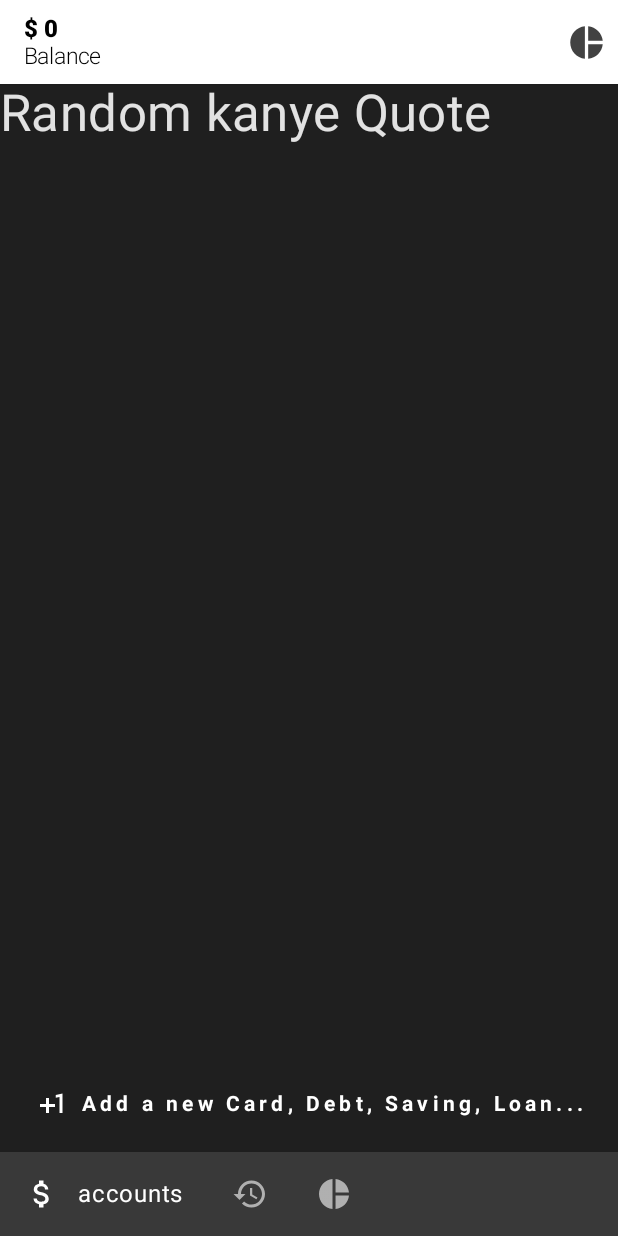
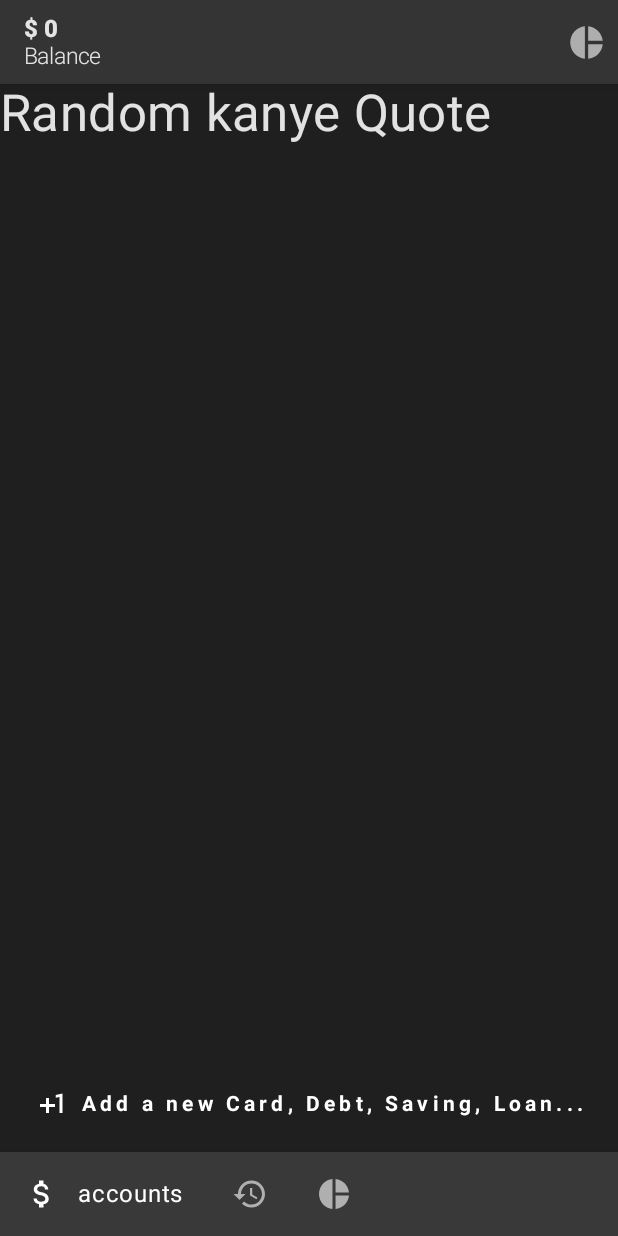
Before and after one commit to rColeJnr/BudgetLy, an Android app built with Jetpack Compose: the screen it shows after launch (BudgetLyActivity), on a phone screen of 412 x 824 dp. Run offline under Robolectric (Android 15) with nearby library versions, the phone set to English and light mode, and no system bars; our stand-ins replace Dagger/Hilt's generated code, Room's generated code.

Commit message:
all done

```diff
--- a/app/src/main/AndroidManifest.xml
+++ b/app/src/main/AndroidManifest.xml
@@ -1,6 +1,8 @@
 <?xml version="1.0" encoding="utf-8"?>
 <manifest xmlns:android="http://schemas.android.com/apk/res/android"
     package="com.rick.budgetly">
+
+    <uses-permission android:name="android.permission.INTERNET"/>
 
     <application
         android:name=".BudgetLyApplication"
--- /dev/null
+++ b/app/src/main/java/com/rick/budgetly/feature_account/domain/IQuoteApi.kt
@@ -0,0 +1 @@
+package com.rick.budgetly.feature_account.domain
--- /dev/null
+++ b/app/src/main/java/com/rick/budgetly/feature_account/domain/Quote.kt
@@ -0,0 +1,5 @@
+package com.rick.budgetly.feature_account.domain
+
+data class Quote(
+    val quote: String
+)
--- a/app/src/main/java/com/rick/budgetly/feature_account/ui/accounts/AccountBody.kt
+++ b/app/src/main/java/com/rick/budgetly/feature_account/ui/accounts/AccountBody.kt
@@ -93,16 +93,17 @@ private fun AccountBody(
     accounts: List<Account>,
     navController: NavHostController
 ) {
+
+
     Surface(
         Modifier.fillMaxSize()
     ) {
-        //  A column would have done this job just fine, but i wnted to mess with this layout
         Column(
             modifier = Modifier
                 .fillMaxSize()
         ) {
             val amount =
-                formatAmount(accounts.map { account -> account.balance.toFloat() }.sum())
+                formatAmount(accounts.map { account -> if (account.include) account.balance.toFloat() else 0f }.sum())
             AccountTopBar(
                 modifier = Modifier
                     .wrapContentHeight(),
@@ -118,7 +119,9 @@ private fun AccountBody(
                 )
             }
 
-            Text(text = "Random kanye Quote", style = MaterialTheme.typography.h4)
+            Text(text = "Random kanye Quote", style = MaterialTheme.typography.h4, modifier = Modifier.clickable {
+
+            })
 
             AccountList(
                 accounts = accounts,
--- a/app/src/main/java/com/rick/budgetly/feature_account/ui/components/AccountComponents.kt
+++ b/app/src/main/java/com/rick/budgetly/feature_account/ui/components/AccountComponents.kt
@@ -24,8 +24,8 @@ fun AccountTopBar(
 ) {
     TopAppBar(
         modifier = modifier,
-        backgroundColor = Color.White,
-        contentColor = Color.Black,
+//        backgroundColor = MaterialTheme.colors.background,
+        contentColor = Color.White,
         title = {
             Column{
                 Text(text = title, style = toolBar.body1, textAlign = TextAlign.Start)
```
Also changed, not shown: app/src/main/java/com/rick/budgetly/feature_account/ui/accountdetails/AccountDetailsBody.kt (+20 -1 lines), app/src/main/java/com/rick/budgetly/feature_account/ui/accountdetails/AccountDetailsViewModel.kt (+6 -3 lines).
